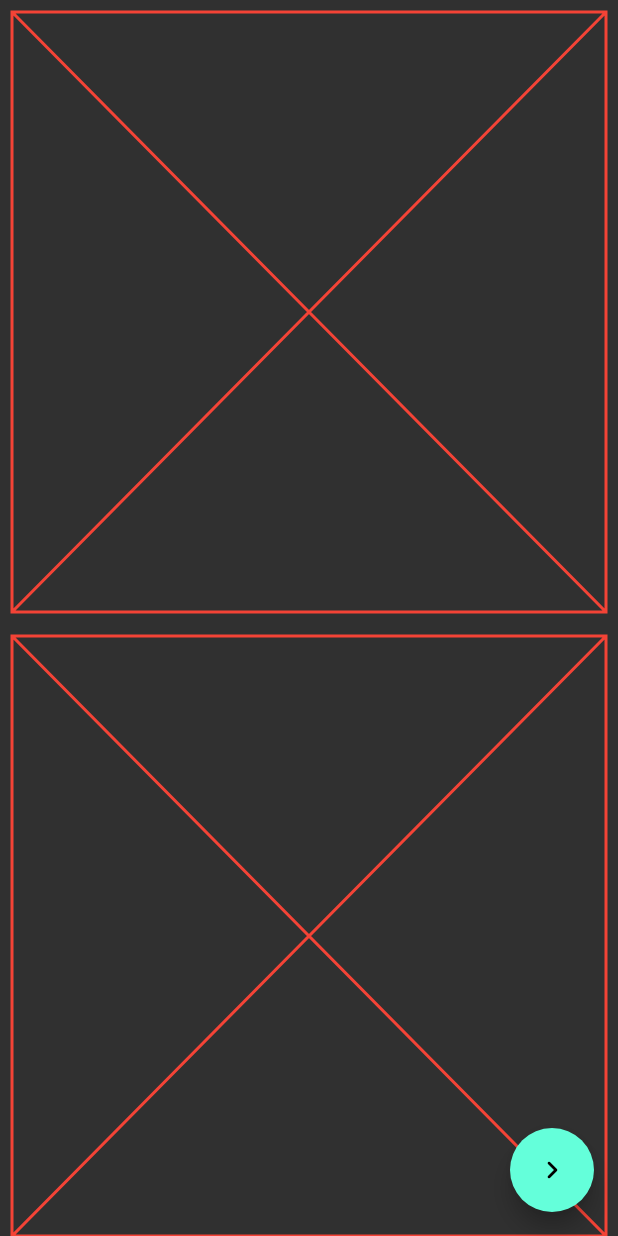
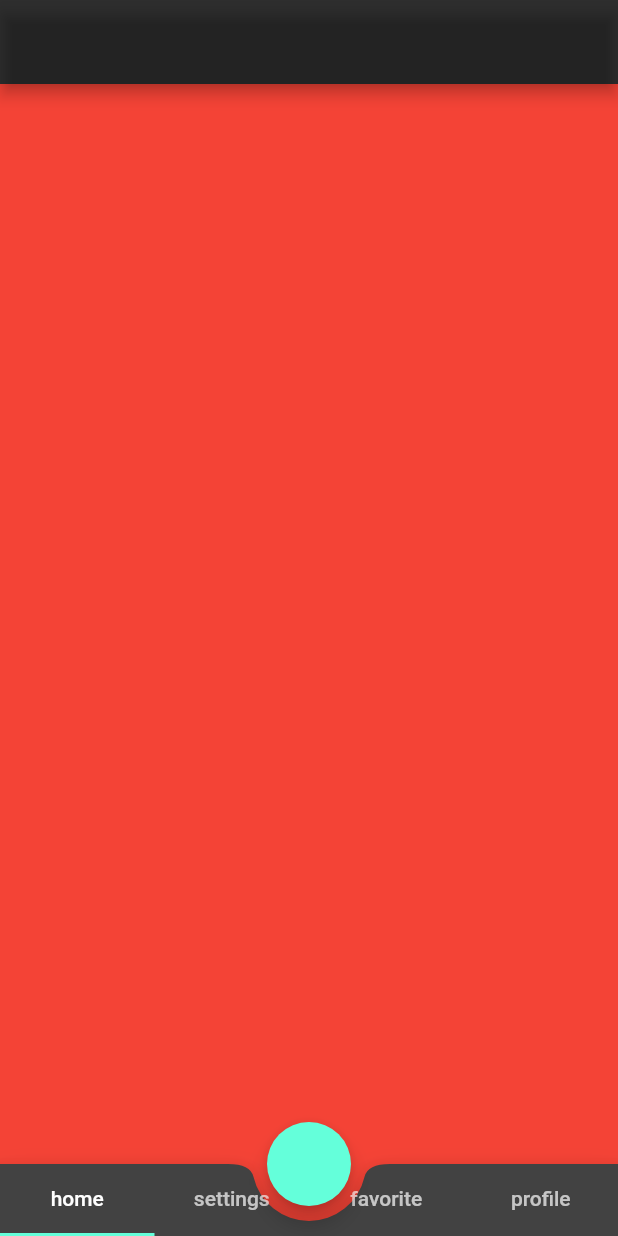
Before and after one commit to ylmzoguzhan/flutter_learn, a Flutter app: the screen it shows after launch, on a phone screen of 412 x 824 dp. Run offline on Flutter 3.47's test engine with Material 2 defaults, Android fonts, the phone set to English and light mode, and no system bars.

Commit message:
tablearn

```diff
--- /dev/null
+++ b/lib/202/tab_learn.dart
@@ -0,0 +1,63 @@
+import 'package:flutter/material.dart';
+
+class TabLearn extends StatefulWidget {
+  TabLearn({Key? key}) : super(key: key);
+
+  @override
+  State<TabLearn> createState() => _TabLearnState();
+}
+
+class _TabLearnState extends State<TabLearn> with TickerProviderStateMixin {
+  late final TabController _tabController;
+  @override
+  void initState() {
+    super.initState();
+    _tabController = TabController(length: 4, vsync: this);
+  }
+
+  @override
+  Widget build(BuildContext context) {
+    return DefaultTabController(
+        length: 4,
+        child: Scaffold(
+          extendBody: true,
+          floatingActionButtonLocation:
+              FloatingActionButtonLocation.centerDocked,
+          floatingActionButton: FloatingActionButton(
+            onPressed: () {
+              _tabController.animateTo(2);
+            },
+          ),
+          bottomNavigationBar: BottomAppBar(
+            notchMargin: 10,
+            shape: const CircularNotchedRectangle(),
+            child: TabBar(
+                controller: _tabController,
+                tabs:
+                    _MyTabViews.values.map((e) => Tab(text: e.name)).toList()),
+          ),
+          appBar: AppBar(),
+          body: TabBarView(
+              physics: const NeverScrollableScrollPhysics(),
+              controller: _tabController,
+              children: [
+                Container(
+                  color: Colors.red,
+                ),
+                Container(
+                  color: Colors.green,
+                ),
+                Container(
+                  color: Colors.blue,
+                ),
+                Container(
+                  color: Colors.black,
+                )
+              ]),
+        ));
+  }
+}
+
+enum _MyTabViews { home, settings, favorite, profile }
+
+extension _MyTabViewExtension on _MyTabViews {}
--- a/lib/main.dart
+++ b/lib/main.dart
@@ -1,5 +1,5 @@
 import 'package:flutter/material.dart';
-import '101/navigation_learn.dart';
+import '202/tab_learn.dart';
 
 void main() {
   runApp(const MyApp());
@@ -19,6 +19,6 @@ class MyApp extends StatelessWidget {
                 const ProgressIndicatorThemeData(color: Colors.blue),
             appBarTheme: const AppBarTheme(
                 centerTitle: true, color: Colors.transparent)),
-        home: NavigationLearn());
+        home: TabLearn());
   }
 }
```
